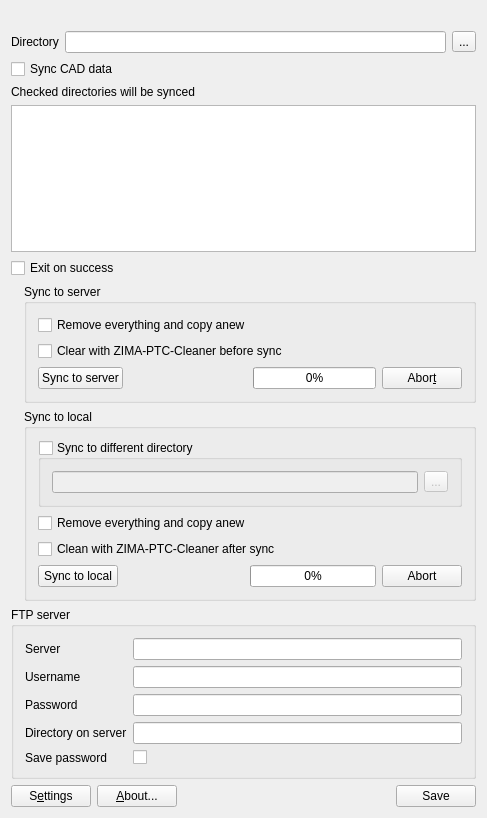
Qt form src/MainWindow.ui (ZIMA-Engineering/ZIMA-CAD-Sync) before a commit.
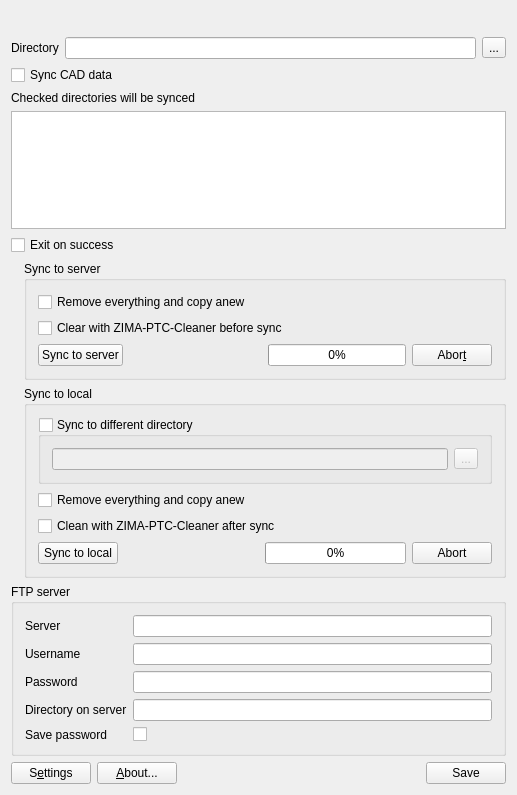
The same form after that commit. Icons and pictures are not drawn.

Commit message: Display directory logo or logo-text, read localized label from metadata

Patch:
```diff
--- a/src/MainWindow.ui
+++ b/src/MainWindow.ui
@@ -6,8 +6,8 @@
    <rect>
     <x>0</x>
     <y>0</y>
-    <width>487</width>
-    <height>818</height>
+    <width>517</width>
+    <height>795</height>
    </rect>
   </property>
   <property name="windowTitle">
@@ -20,6 +20,28 @@
   <widget class="QWidget" name="centralWidget">
    <layout class="QVBoxLayout" name="verticalLayout">
     <item>
+     <layout class="QHBoxLayout" name="horizontalLayout_8">
+      <item>
+       <spacer name="horizontalSpacer_4">
+        <property name="orientation">
+         <enum>Qt::Horizontal</enum>
+        </property>
+        <property name="sizeHint" stdset="0">
+         <size>
+          <width>40</width>
+          <height>20</height>
+         </size>
+        </property>
+       </spacer>
+      </item>
+      <item>
+       <widget class="QLabel" name="dirLogoLabel">
+        <property name="text">
+         <string/>
+        </property>
+       </widget>
+      </item>
+      <item>
      <widget class="QLabel" name="dirNameLabel">
       <property name="text">
        <string/>
@@ -28,6 +50,21 @@
        <set>Qt::AlignCenter</set>
       </property>
      </widget>
+      </item>
+      <item>
+       <spacer name="horizontalSpacer_5">
+        <property name="orientation">
+         <enum>Qt::Horizontal</enum>
+        </property>
+        <property name="sizeHint" stdset="0">
+         <size>
+          <width>40</width>
+          <height>20</height>
+         </size>
+        </property>
+       </spacer>
+      </item>
+     </layout>
     </item>
     <item>
      <layout class="QHBoxLayout" name="horizontalLayout">
```
Lines whose indentation alone changed are shown as unchanged. The commit also changes 4 other files.
